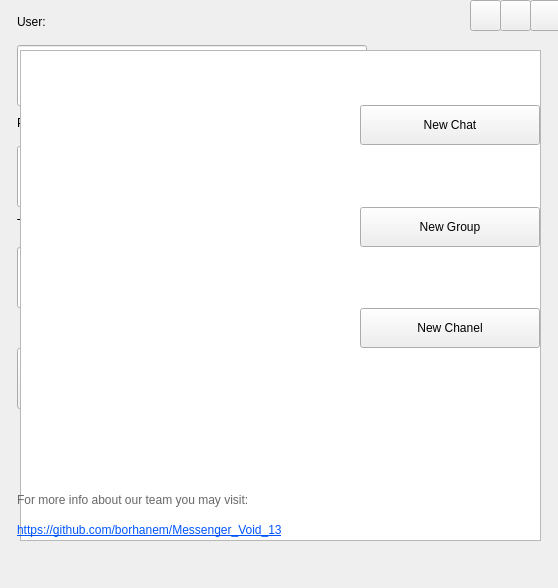
Before: the Qt Designer form mainwindow.ui in borhanem/Messenger_Void_13, drawn with Qt 5.
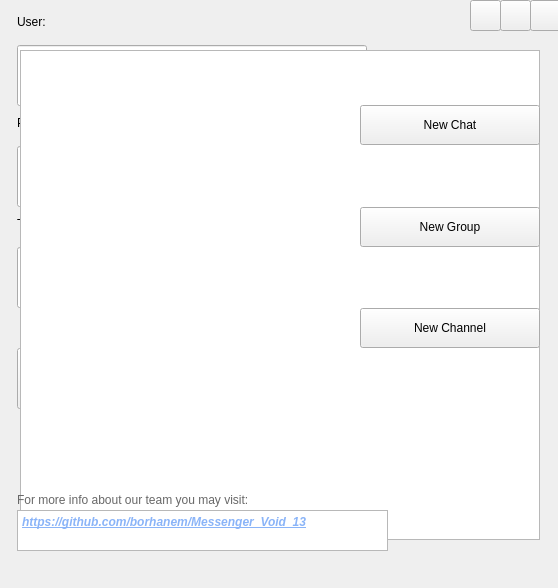
After: the same form once the commit is applied. Icons and pictures are not drawn.

Commit message: changes in add button finished.

What changed in the file:
```diff
--- a/mainwindow.ui
+++ b/mainwindow.ui
@@ -135,8 +135,8 @@
      <rect>
       <x>20</x>
       <y>50</y>
-      <width>521</width>
-      <height>491</height>
+      <width>520</width>
+      <height>490</height>
      </rect>
     </property>
     <property name="styleSheet">
@@ -296,7 +296,7 @@
 </string>
     </property>
     <property name="text">
-     <string>New Chanel</string>
+     <string>New Channel</string>
     </property>
    </widget>
    <widget class="QToolButton" name="Add_tbn">
@@ -333,13 +333,13 @@
      <string>For more info about our team you may visit: </string>
     </property>
    </widget>
-   <widget class="QLabel" name="repository_link_lbl">
+   <widget class="QTextBrowser" name="repository_link_lbl">
     <property name="geometry">
      <rect>
       <x>17</x>
-      <y>520</y>
-      <width>400</width>
-      <height>20</height>
+      <y>510</y>
+      <width>371</width>
+      <height>41</height>
      </rect>
     </property>
     <property name="styleSheet">
@@ -347,8 +347,15 @@
 text-decoration: underline;
 color: rgb(0, 85, 255);</string>
     </property>
-    <property name="text">
-     <string>https://github.com/borhanem/Messenger_Void_13</string>
+    <property name="html">
+     <string>&lt;!DOCTYPE HTML PUBLIC &quot;-//W3C//DTD HTML 4.0//EN&quot; &quot;http://www.w3.org/TR/REC-html40/strict.dtd&quot;&gt;
+&lt;html&gt;&lt;head&gt;&lt;meta name=&quot;qrichtext&quot; content=&quot;1&quot; /&gt;&lt;meta charset=&quot;utf-8&quot; /&gt;&lt;style type=&quot;text/css&quot;&gt;
+p, li { white-space: pre-wrap; }
+hr { height: 1px; border-width: 0; }
+li.unchecked::marker { content: &quot;\2610&quot;; }
+li.checked::marker { content: &quot;\2612&quot;; }
+&lt;/style&gt;&lt;/head&gt;&lt;body style=&quot; font-family:'Segoe UI'; font-size:9pt; font-weight:700; font-style:italic; text-decoration: underline;&quot;&gt;
+&lt;p style=&quot; margin-top:0px; margin-bottom:0px; margin-left:0px; margin-right:0px; -qt-block-indent:0; text-indent:0px;&quot;&gt;&lt;a href=&quot;https://github.com/borhanem/Messenger_Void_13&quot;&gt;&lt;span style=&quot; color:#8ab4f8;&quot;&gt;https://github.com/borhanem/Messenger_Void_13&lt;/span&gt;&lt;/a&gt;&lt;/p&gt;&lt;/body&gt;&lt;/html&gt;</string>
     </property>
    </widget>
   </widget>
```
The commit also changes 7 other files.
